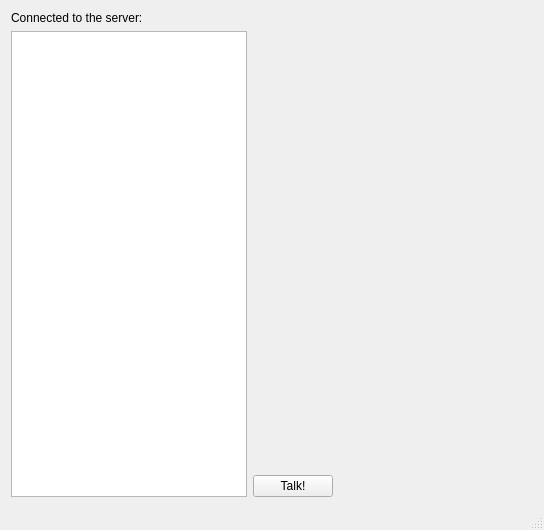
The window that Client/Client/MainWindow.ui (Gluzix/QTcpChat) describes before a commit, drawn with Qt 5.
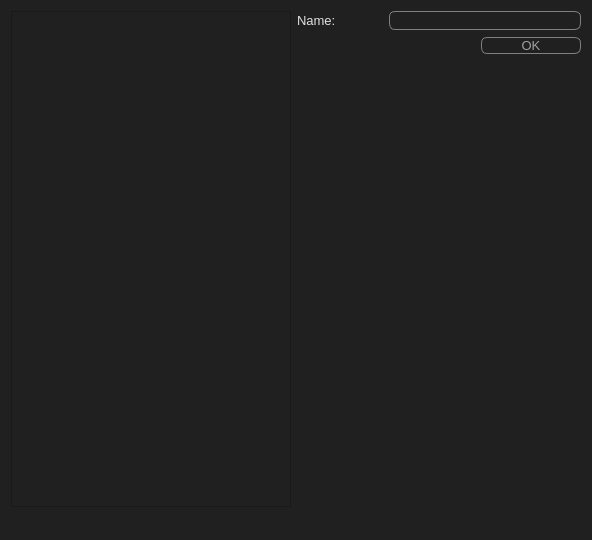
The same window after the commit.

Commit message: Added new font and icons to the resoursces. Changed way of setting name of the user.

Patch:
```diff
--- a/Client/Client/MainWindow.ui
+++ b/Client/Client/MainWindow.ui
@@ -6,53 +6,119 @@
    <rect>
     <x>0</x>
     <y>0</y>
-    <width>544</width>
-    <height>530</height>
+    <width>592</width>
+    <height>540</height>
    </rect>
   </property>
   <property name="windowTitle">
    <string>MainWindow</string>
   </property>
+  <property name="styleSheet">
+   <string notr="true">QPushButton{
+color:#A0A0A0;
+border: 1px solid gray;
+border-radius:6px;
+}
+
+QPushButton:hover{
+background-color:#606060;
+}
+
+QPushButton:pressed{
+border: 2px solid gray;
+}
+
+QObject{
+background-color:#202020;
+font-size:13px;
+}
+
+QLabel{
+color:#E0E0E0;
+}
+
+QLineEdit{
+border:1px solid gray;
+border-radius:6px;
+}
+</string>
+  </property>
   <widget class="QWidget" name="centralWidget">
-   <layout class="QGridLayout" name="gridLayout">
-    <item row="3" column="1">
-     <widget class="QPushButton" name="talkButton">
-      <property name="text">
-       <string>Talk!</string>
+   <layout class="QGridLayout" name="gridLayout_2">
+    <item row="0" column="0" rowspan="2">
+     <widget class="QListWidget" name="connectedListWidget">
+      <property name="enabled">
+       <bool>false</bool>
       </property>
      </widget>
     </item>
-    <item row="0" column="1" rowspan="2" colspan="2">
-     <widget class="QLabel" name="nameLabel">
-      <property name="text">
-       <string/>
-      </property>
-     </widget>
+    <item row="0" column="1">
+     <layout class="QGridLayout" name="gridLayout">
+      <item row="0" column="1" colspan="2">
+       <widget class="QLineEdit" name="nameEdit">
+        <property name="baseSize">
+         <size>
+          <width>0</width>
+          <height>0</height>
+         </size>
+        </property>
+       </widget>
+      </item>
+      <item row="1" column="0" colspan="2">
+       <spacer name="horizontalSpacer">
+        <property name="orientation">
+         <enum>Qt::Horizontal</enum>
+        </property>
+        <property name="sizeHint" stdset="0">
+         <size>
+          <width>178</width>
+          <height>20</height>
+         </size>
+        </property>
+       </spacer>
+      </item>
+      <item row="1" column="2">
+       <widget class="QPushButton" name="okButton">
+        <property name="minimumSize">
+         <size>
+          <width>100</width>
+          <height>0</height>
+         </size>
+        </property>
+        <property name="cursor">
+         <cursorShape>PointingHandCursor</cursorShape>
+        </property>
+        <property name="styleSheet">
+         <string notr="true"/>
+        </property>
+        <property name="text">
+         <string>OK</string>
+        </property>
+       </widget>
+      </item>
+      <item row="0" column="0">
+       <widget class="QLabel" name="nameLabel">
+        <property name="styleSheet">
+         <string notr="true"/>
+        </property>
+        <property name="text">
+         <string>Name:</string>
+        </property>
+       </widget>
+      </item>
+      <item row="2" column="0" colspan="3">
+       <widget class="QLabel" name="infoLabel">
+        <property name="styleSheet">
+         <string notr="true">color:red;</string>
+        </property>
+        <property name="text">
+         <string/>
+        </property>
+       </widget>
+      </item>
+     </layout>
     </item>
-    <item row="1" column="0" rowspan="3">
-     <widget class="QListWidget" name="connectedListWidget"/>
-    </item>
-    <item row="0" column="0">
-     <widget class="QLabel" name="label">
-      <property name="text">
-       <string>Connected to the server:</string>
-      </property>
-     </widget>
-    </item>
-    <item row="3" column="2">
-     <spacer name="horizontalSpacer">
-      <property name="orientation">
-       <enum>Qt::Horizontal</enum>
-      </property>
-      <property name="sizeHint" stdset="0">
-       <size>
-        <width>214</width>
-        <height>20</height>
-       </size>
-      </property>
-     </spacer>
-    </item>
-    <item row="2" column="2">
+    <item row="1" column="1">
      <spacer name="verticalSpacer">
       <property name="orientation">
        <enum>Qt::Vertical</enum>
@@ -60,7 +126,7 @@
       <property name="sizeHint" stdset="0">
        <size>
         <width>20</width>
-        <height>40</height>
+        <height>421</height>
        </size>
       </property>
      </spacer>
```
Left out of the diff: 2 changed lines with no effect on the pictures. The commit also changes 23 other files.
